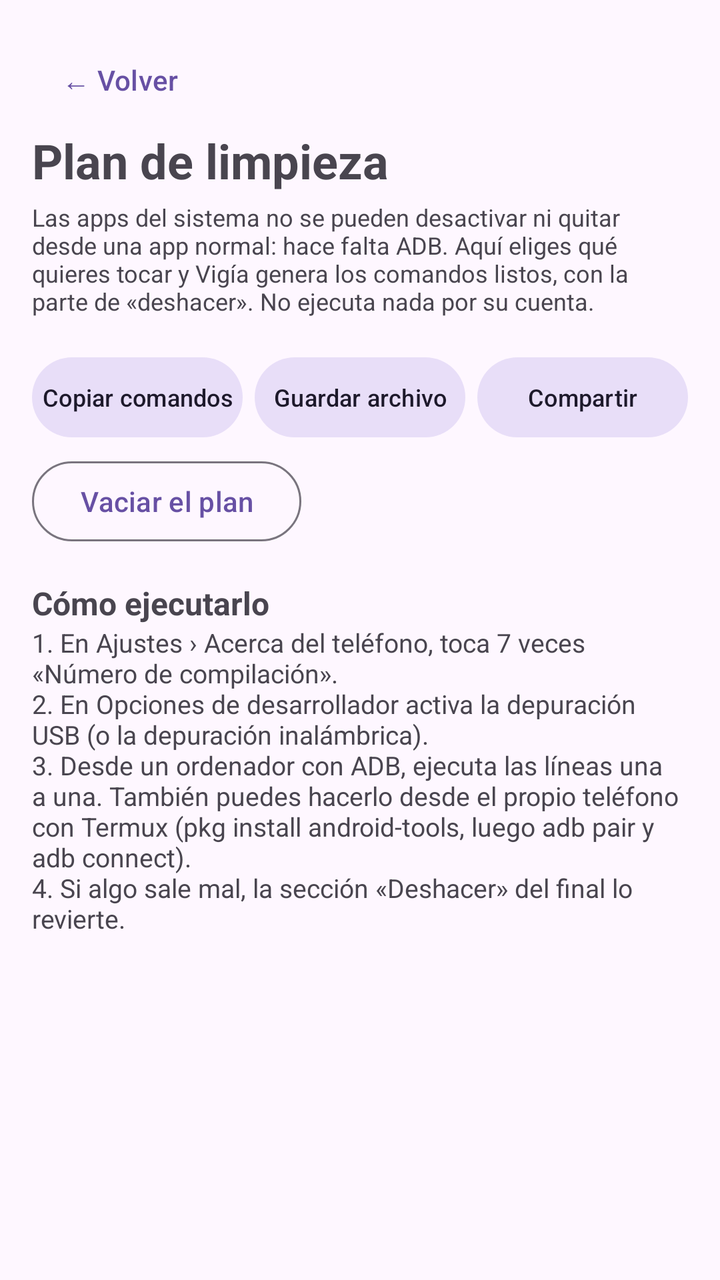
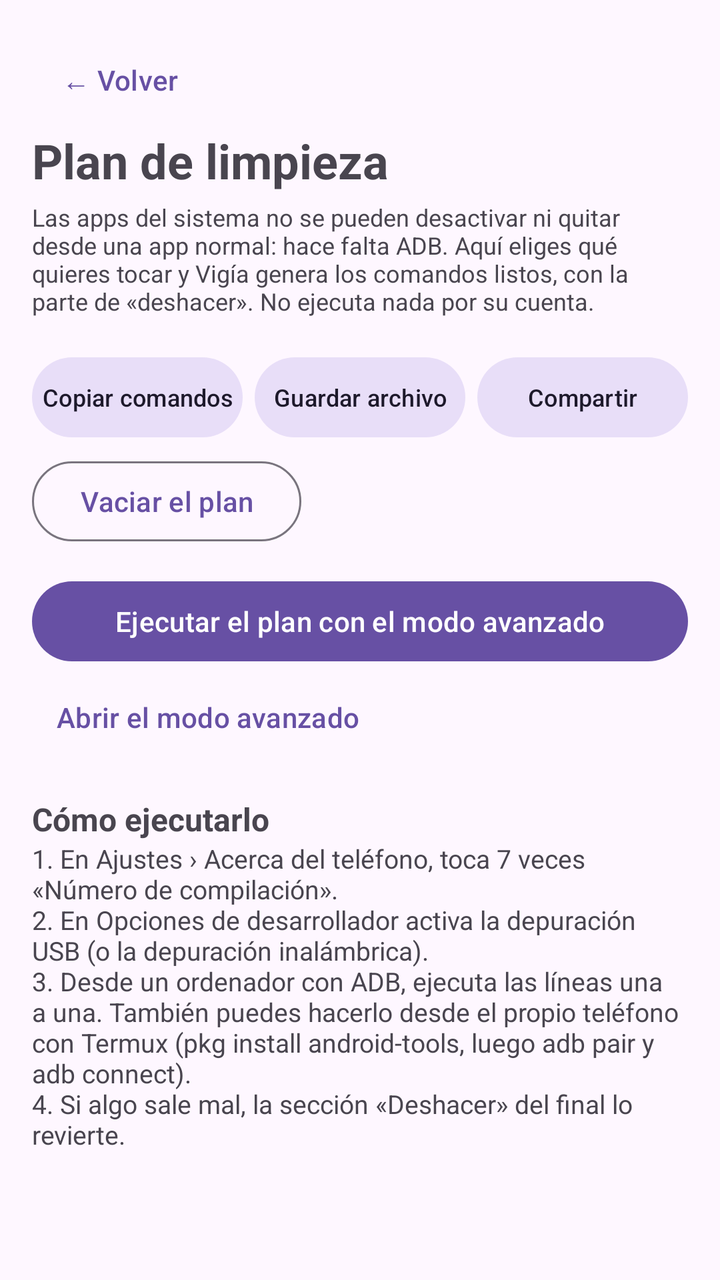

The first picture is an Android layout as it rendered before a commit; the second is the same layout after the commit. The layout source and the unified diff follow.
<!-- AndroidManifest.xml: application theme Theme.Vigia -->
<!-- res/layout/activity_plan_limpieza.xml -->
<?xml version="1.0" encoding="utf-8"?>
<ScrollView xmlns:android="http://schemas.android.com/apk/res/android"
    android:layout_width="match_parent"
    android:layout_height="match_parent"
    android:fillViewport="true">

    <LinearLayout
        android:layout_width="match_parent"
        android:layout_height="wrap_content"
        android:orientation="vertical"
        android:padding="16dp">

        <com.google.android.material.button.MaterialButton
            android:id="@+id/btnVolver"
            style="@style/Widget.Material3.Button.TextButton"
            android:layout_width="wrap_content"
            android:layout_height="wrap_content"
            android:text="@string/volver" />

        <TextView
            android:layout_width="match_parent"
            android:layout_height="wrap_content"
            android:text="@string/titulo_plan"
            android:textSize="24sp"
            android:textStyle="bold" />

        <TextView
            android:layout_width="match_parent"
            android:layout_height="wrap_content"
            android:layout_marginTop="4dp"
            android:text="@string/aviso_plan"
            android:textSize="12sp" />

        <TextView
            android:id="@+id/planVacio"
            android:layout_width="match_parent"
            android:layout_height="wrap_content"
            android:layout_marginTop="12dp"
            android:text="@string/plan_vacio"
            android:textSize="14sp"
            android:visibility="gone" />

        <LinearLayout
            android:id="@+id/contenedorPlan"
            android:layout_width="match_parent"
            android:layout_height="wrap_content"
            android:layout_marginTop="8dp"
            android:orientation="vertical" />

        <LinearLayout
            android:layout_width="match_parent"
            android:layout_height="wrap_content"
            android:layout_marginTop="8dp"
            android:orientation="horizontal">

            <com.google.android.material.button.MaterialButton
                android:id="@+id/btnCopiarPlan"
                style="@style/Widget.Material3.Button.TonalButton"
                android:layout_width="0dp"
                android:layout_height="wrap_content"
                android:layout_weight="1"
                android:paddingStart="4dp"
                android:paddingEnd="4dp"
                android:text="@string/copiar_comandos"
                android:textSize="12sp" />

            <com.google.android.material.button.MaterialButton
                android:id="@+id/btnGuardarPlan"
                style="@style/Widget.Material3.Button.TonalButton"
                android:layout_width="0dp"
                android:layout_height="wrap_content"
                android:layout_marginStart="6dp"
                android:layout_weight="1"
                android:paddingStart="4dp"
                android:paddingEnd="4dp"
                android:text="@string/guardar_plan"
                android:textSize="12sp" />

            <com.google.android.material.button.MaterialButton
                android:id="@+id/btnCompartirPlan"
                style="@style/Widget.Material3.Button.TonalButton"
                android:layout_width="0dp"
                android:layout_height="wrap_content"
                android:layout_marginStart="6dp"
                android:layout_weight="1"
                android:paddingStart="4dp"
                android:paddingEnd="4dp"
                android:text="@string/compartir_plan"
                android:textSize="12sp" />
        </LinearLayout>

        <com.google.android.material.button.MaterialButton
            android:id="@+id/btnVaciarPlan"
            style="@style/Widget.Material3.Button.OutlinedButton"
            android:layout_width="wrap_content"
            android:layout_height="wrap_content"
            android:layout_marginTop="4dp"
            android:text="@string/vaciar_plan" />

        <TextView
            android:layout_width="match_parent"
            android:layout_height="wrap_content"
            android:layout_marginTop="16dp"
            android:text="@string/como_ejecutar_titulo"
            android:textSize="16sp"
            android:textStyle="bold" />

        <TextView
            android:layout_width="match_parent"
            android:layout_height="wrap_content"
            android:text="@string/como_ejecutar"
            android:textSize="13sp" />

        <TextView
            android:id="@+id/planGuion"
            android:layout_width="match_parent"
            android:layout_height="wrap_content"
            android:layout_marginTop="12dp"
            android:fontFamily="monospace"
            android:textIsSelectable="true"
            android:textSize="11sp" />
    </LinearLayout>
</ScrollView>
<!-- resources referenced by this layout -->
<resources>
  <string name="aviso_plan">Las apps del sistema no se pueden desactivar ni quitar desde una app normal: hace falta ADB. Aquí eliges qué quieres tocar y Vigía genera los comandos listos, con la parte de «deshacer». No ejecuta nada por su cuenta.</string>
  <string name="como_ejecutar">1. En Ajustes › Acerca del teléfono, toca 7 veces «Número de compilación».\n2. En Opciones de desarrollador activa la depuración USB (o la depuración inalámbrica).\n3. Desde un ordenador con ADB, ejecuta las líneas una a una. También puedes hacerlo desde el propio teléfono con Termux (pkg install android-tools, luego adb pair y adb connect).\n4. Si algo sale mal, la sección «Deshacer» del final lo revierte.</string>
  <string name="como_ejecutar_titulo">Cómo ejecutarlo</string>
  <string name="compartir_plan">Compartir</string>
  <string name="copiar_comandos">Copiar comandos</string>
  <string name="guardar_plan">Guardar archivo</string>
  <string name="plan_vacio">El plan está vacío. En 📱 Apps, toca una app del sistema y elige «Añadir al plan de limpieza».</string>
  <string name="titulo_plan">Plan de limpieza</string>
  <string name="vaciar_plan">Vaciar el plan</string>
  <string name="volver">← Volver</string>
  <style name="Theme.Vigia" parent="Theme.Material3.DayNight.NoActionBar" />
</resources>

<!-- the commit's change to res/layout/activity_plan_limpieza.xml (unified diff, before → after) -->
@@ -97,6 +97,21 @@
             android:layout_marginTop="4dp"
             android:text="@string/vaciar_plan" />
 
+        <com.google.android.material.button.MaterialButton
+            android:id="@+id/btnEjecutarAdb"
+            style="@style/Widget.Material3.Button"
+            android:layout_width="match_parent"
+            android:layout_height="wrap_content"
+            android:layout_marginTop="12dp"
+            android:text="@string/ejecutar_plan_adb" />
+
+        <com.google.android.material.button.MaterialButton
+            android:id="@+id/btnModoAvanzado"
+            style="@style/Widget.Material3.Button.TextButton"
+            android:layout_width="wrap_content"
+            android:layout_height="wrap_content"
+            android:text="@string/abrir_modo_avanzado" />
+
         <TextView
             android:layout_width="match_parent"
             android:layout_height="wrap_content"
<!-- resource entries referenced after the edit -->
@@ -1,10 +1,12 @@
 <!-- resources referenced by this layout -->
 <resources>
+  <string name="abrir_modo_avanzado">Abrir el modo avanzado</string>
   <string name="aviso_plan">Las apps del sistema no se pueden desactivar ni quitar desde una app normal: hace falta ADB. Aquí eliges qué quieres tocar y Vigía genera los comandos listos, con la parte de «deshacer». No ejecuta nada por su cuenta.</string>
   <string name="como_ejecutar">1. En Ajustes › Acerca del teléfono, toca 7 veces «Número de compilación».\n2. En Opciones de desarrollador activa la depuración USB (o la depuración inalámbrica).\n3. Desde un ordenador con ADB, ejecuta las líneas una a una. También puedes hacerlo desde el propio teléfono con Termux (pkg install android-tools, luego adb pair y adb connect).\n4. Si algo sale mal, la sección «Deshacer» del final lo revierte.</string>
   <string name="como_ejecutar_titulo">Cómo ejecutarlo</string>
   <string name="compartir_plan">Compartir</string>
   <string name="copiar_comandos">Copiar comandos</string>
+  <string name="ejecutar_plan_adb">Ejecutar el plan con el modo avanzado</string>
   <string name="guardar_plan">Guardar archivo</string>
   <string name="plan_vacio">El plan está vacío. En 📱 Apps, toca una app del sistema y elige «Añadir al plan de limpieza».</string>
   <string name="titulo_plan">Plan de limpieza</string>
